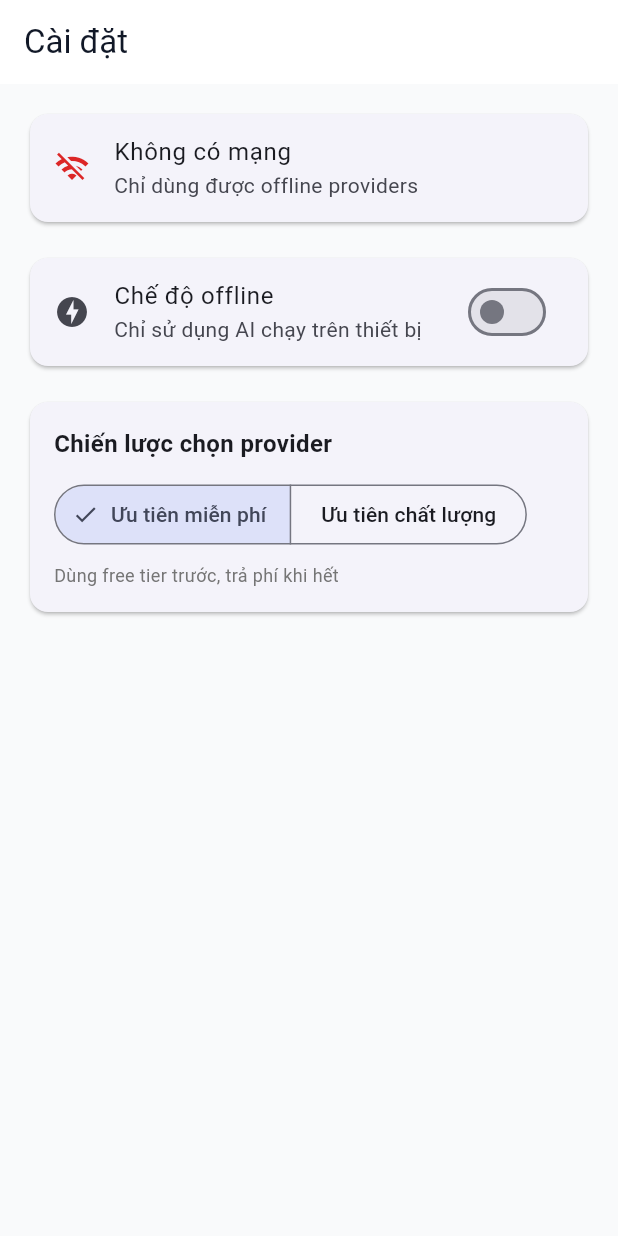
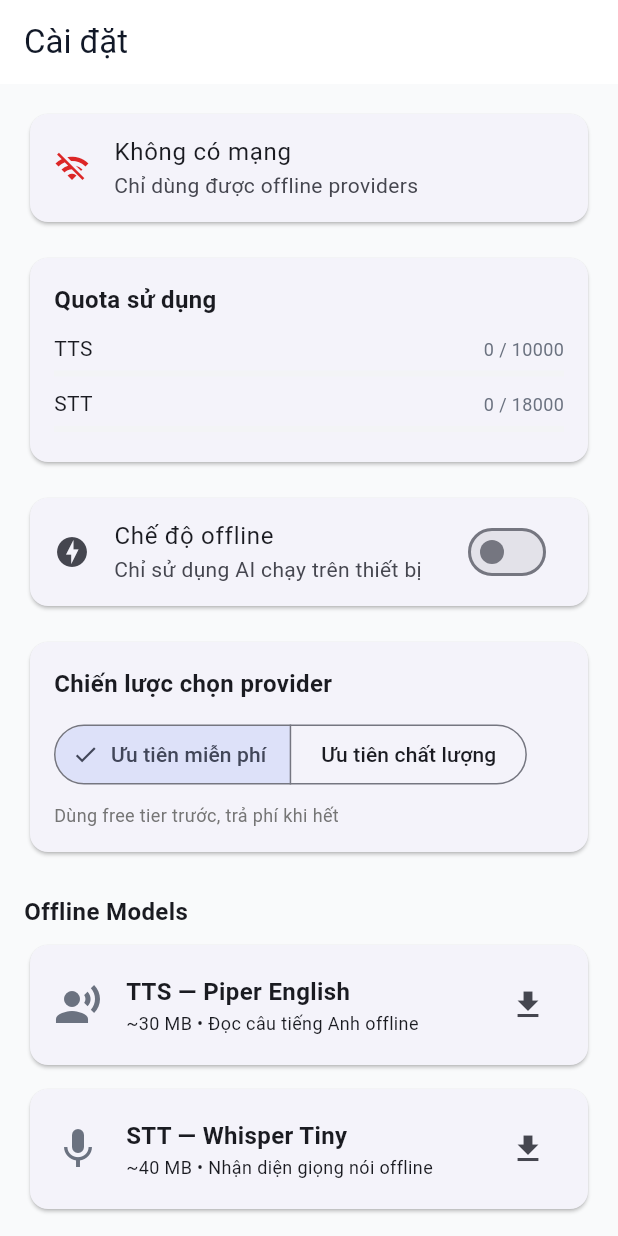
Before and after one commit to thienph3/english-speaking, a Flutter app: the SettingsScreen screen opened by its route, on a phone screen of 412 x 824 dp. Run offline on Flutter 3.47's test engine with Material 3 defaults, Android fonts, the phone set to English and light mode, and no system bars; our stand-ins replace flutter_riverpod, freezed_annotation, go_router, just_audio, shared_preferences, supabase_flutter; missing offline and left inert: record, sherpa_onnx; accounts and stored records are empty; generated files the repository leaves out were written again.

Commit message:
feat(ai_services): add quota tracking with usage UI in settings

```diff
--- a/lib/features/ai_services/screens/settings_screen.dart
+++ b/lib/features/ai_services/screens/settings_screen.dart
@@ -5,6 +5,8 @@ import 'package:speakeng/core/theme.dart';
 import 'package:speakeng/features/ai_services/models/service_types.dart';
 import 'package:speakeng/features/ai_services/providers/orchestrator_provider.dart';
 import 'package:speakeng/features/ai_services/services/connectivity_service.dart';
+import 'package:speakeng/features/ai_services/widgets/model_download_card.dart';
+import 'package:speakeng/features/ai_services/widgets/quota_usage_card.dart';
 
 /// Màn hình Settings — bật/tắt offline mode và xem trạng thái provider.
 class SettingsScreen extends ConsumerWidget {
@@ -27,6 +29,10 @@ class SettingsScreen extends ConsumerWidget {
             _ConnectivityCard(isOnline: isOnline),
             const SizedBox(height: 16),
 
+            // Quota usage
+            const QuotaUsageCard(),
+            const SizedBox(height: 16),
+
             // Offline mode toggle
             _OfflineToggleCard(
               offlineMode: offlineMode,
@@ -43,6 +49,31 @@ class SettingsScreen extends ConsumerWidget {
               onChanged: (value) {
                 ref.read(fallbackStrategyProvider.notifier).state = value;
               },
+            ),
+            const SizedBox(height: 24),
+
+            // Offline models section
+            const Text(
+              'Offline Models',
+              style: AppTypography.h3,
+            ),
+            const SizedBox(height: 8),
+            ModelDownloadCard(
+              title: 'TTS — Piper English',
+              subtitle: '~30 MB • Đọc câu tiếng Anh offline',
+              icon: Icons.record_voice_over,
+              checkReady: (m) => m.isTtsReady,
+              download: (m, onProgress) =>
+                  m.downloadTtsModel(onProgress: onProgress),
+            ),
+            const SizedBox(height: 8),
+            ModelDownloadCard(
+              title: 'STT — Whisper Tiny',
+              subtitle: '~40 MB • Nhận diện giọng nói offline',
+              icon: Icons.mic,
+              checkReady: (m) => m.isSttReady,
+              download: (m, onProgress) =>
+                  m.downloadSttModel(onProgress: onProgress),
             ),
           ],
         ),
--- /dev/null
+++ b/lib/features/ai_services/widgets/quota_usage_card.dart
@@ -0,0 +1,83 @@
+import 'package:flutter/material.dart';
+import 'package:flutter_riverpod/flutter_riverpod.dart';
+
+import 'package:speakeng/core/theme.dart';
+import 'package:speakeng/features/ai_services/providers/orchestrator_provider.dart';
+
+/// Hiển thị quota usage cho các online providers.
+class QuotaUsageCard extends ConsumerWidget {
+  const QuotaUsageCard({super.key});
+
+  static const _providers = [
+    ('TTS', 'supabase_tts', 10000),
+    ('STT', 'supabase_stt', 18000),
+  ];
+
+  @override
+  Widget build(BuildContext context, WidgetRef ref) {
+    final tracker = ref.read(quotaTrackerProvider);
+
+    return Card(
+      child: Padding(
+        padding: const EdgeInsets.all(AppSpacing.md),
+        child: Column(
+          crossAxisAlignment: CrossAxisAlignment.start,
+          children: [
+            const Text('Quota sử dụng', style: AppTypography.h3),
+            const SizedBox(height: AppSpacing.sm),
+            ..._providers.map((p) => _QuotaRow(
+                  label: p.$1,
+                  used: tracker.getUsage(p.$2),
+                  limit: p.$3,
+                )),
+          ],
+        ),
+      ),
+    );
+  }
+}
+
+class _QuotaRow extends StatelessWidget {
+  const _QuotaRow({
+    required this.label,
+    required this.used,
+    required this.limit,
+  });
+
+  final String label;
+  final int used;
+  final int limit;
+
+  @override
+  Widget build(BuildContext context) {
+    final ratio = (used / limit).clamp(0.0, 1.0);
+    final isNear = ratio >= 0.8;
+
+    return Padding(
+      padding: const EdgeInsets.symmetric(vertical: AppSpacing.xs),
+      child: Column(
+        crossAxisAlignment: CrossAxisAlignment.start,
+        children: [
+          Row(
+            mainAxisAlignment: MainAxisAlignment.spaceBetween,
+            children: [
+              Text(label, style: AppTypography.bodyMedium),
+              Text(
+                '$used / $limit',
+                style: AppTypography.bodySmall.copyWith(
+                  color: isNear ? AppColors.error : AppColors.textSecondary,
+                ),
+              ),
+            ],
+          ),
+          const SizedBox(height: 4),
+          LinearProgressIndicator(
+            value: ratio,
+            color: isNear ? AppColors.error : AppColors.primary,
+            backgroundColor: AppColors.surfaceVariant,
+          ),
+        ],
+      ),
+    );
+  }
+}
```
Also changed, not shown: lib/features/ai_services/logic/quota_tracker.dart (added, +74 -0 lines), lib/features/ai_services/providers/orchestrator_provider.dart (+48 -5 lines), 1 other file.
